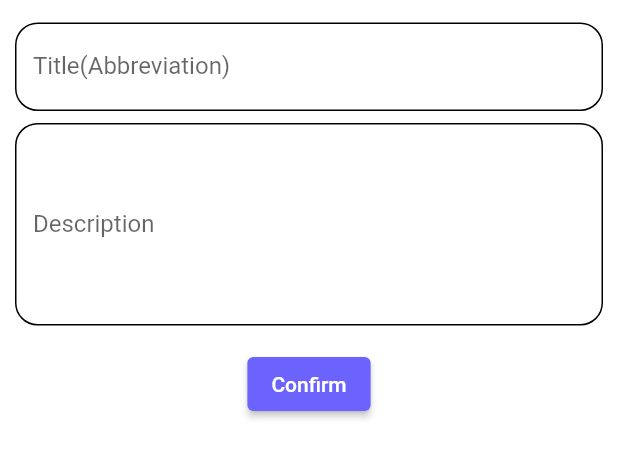
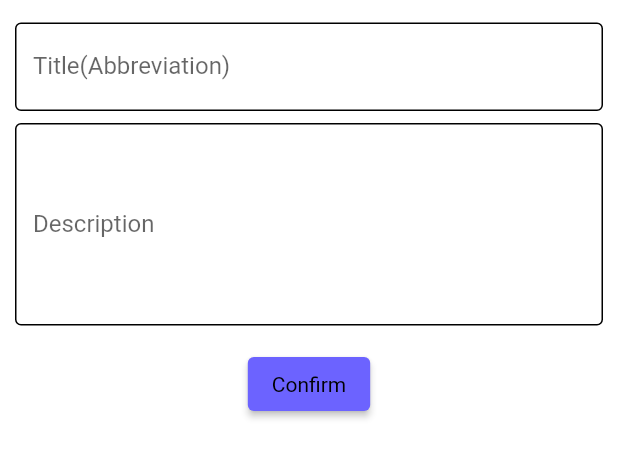
Before and after one commit to donettech/Durkhawpui, a Flutter app: the AddNGO widget shown alone on an empty page, opened directly, on a phone screen of 412 x 824 dp. Shown: the top 458 px of the screen. Run offline on Flutter 3.47's test engine with Material 2 defaults, Android fonts, the phone set to English and light mode, and no system bars; our stand-ins replace animate_do, cached_network_image, cloud_firestore, file_picker, firebase_auth, firebase_core and 17 more; missing offline and left inert: flutter_cached_pdfview, markdown_editable_textinput; accounts and stored records are empty.

Commit message:
fix[done]text colors update/home login refresh

```diff
--- a/lib/controllers/UserController.dart
+++ b/lib/controllers/UserController.dart
@@ -63,7 +63,7 @@ class UserController extends GetxController {
         title: Text("Login Required"),
         content: Text("Please login to continue"),
         actions: [
-          ElevatedButton(
+          MaterialButton(
             child: Row(
               children: [
                 Expanded(
--- a/lib/ui/home/admin_only/NGOList/addNGO.dart
+++ b/lib/ui/home/admin_only/NGOList/addNGO.dart
@@ -48,12 +48,12 @@ class _AddNGOState extends State<AddNGO> {
                 hintText: "Hming(Kaih tawi ni thei se)",
                 fillColor: Colors.white,
                 border: new OutlineInputBorder(
-                  borderRadius: new BorderRadius.circular(15.0),
+                  borderRadius: new BorderRadius.circular(4.0),
                   borderSide: new BorderSide(
                       color: Theme.of(context).textTheme.bodyText1!.color!),
                 ),
                 enabledBorder: new OutlineInputBorder(
-                  borderRadius: new BorderRadius.circular(15.0),
+                  borderRadius: new BorderRadius.circular(4.0),
                   borderSide: new BorderSide(
                       color: Theme.of(context).textTheme.bodyText1!.color!),
                 ),
@@ -76,12 +76,12 @@ class _AddNGOState extends State<AddNGO> {
                 hintText: "Sawifiahna",
                 fillColor: Colors.white,
                 border: new OutlineInputBorder(
-                  borderRadius: new BorderRadius.circular(15.0),
+                  borderRadius: new BorderRadius.circular(4.0),
                   borderSide: new BorderSide(
                       color: Theme.of(context).textTheme.bodyText1!.color!),
                 ),
                 enabledBorder: new OutlineInputBorder(
-                  borderRadius: new BorderRadius.circular(15.0),
+                  borderRadius: new BorderRadius.circular(4.0),
                   borderSide: new BorderSide(
                       color: Theme.of(context).textTheme.bodyText1!.color!),
                 ),
@@ -127,7 +127,10 @@ class _AddNGOState extends State<AddNGO> {
               style: ElevatedButton.styleFrom(
                 primary: Constants.primary,
               ),
-              child: Text("Confirm"),
+              child: Text(
+                "Confirm",
+                style: Theme.of(context).textTheme.bodyMedium,
+              ),
             ),
             SizedBox(
               height: 15,
--- a/lib/ui/home/admin_only/NGOList/ngoList.dart
+++ b/lib/ui/home/admin_only/NGOList/ngoList.dart
@@ -71,7 +71,10 @@ class _NgoListPageState extends State<NgoListPage> {
               ),
             ));
           },
-          child: Icon(Icons.add),
+          child: Icon(
+            Icons.add,
+            color: Theme.of(context).textTheme.bodyLarge!.color!,
+          ),
         ),
         body: ListView.builder(
           itemCount: ngoList.length,
--- a/lib/ui/home/admin_only/admin_widgets/change_admin_role.dart
+++ b/lib/ui/home/admin_only/admin_widgets/change_admin_role.dart
@@ -119,7 +119,10 @@ class _ChangeAdminRoleDialogState extends State<ChangeAdminRoleDialog> {
                                 });
                                 Get.back(result: true);
                               },
-                              child: Text("Confirm"),
+                              child: Text(
+                                "Confirm",
+                                style: Theme.of(context).textTheme.bodyLarge,
+                              ),
                             ),
                     ),
                   ],
```
Also changed, not shown: lib/ui/home/admin_only/admin_widgets/addNotice.dart (+5 -2 lines), lib/ui/home/admin_only/admin_widgets/add_admin.dart (+8 -2 lines), lib/ui/home/admin_only/admin_widgets/admins_list_page.dart (+8 -2 lines), lib/ui/home/homeMain/homeMain.dart (+9 -0 lines).
